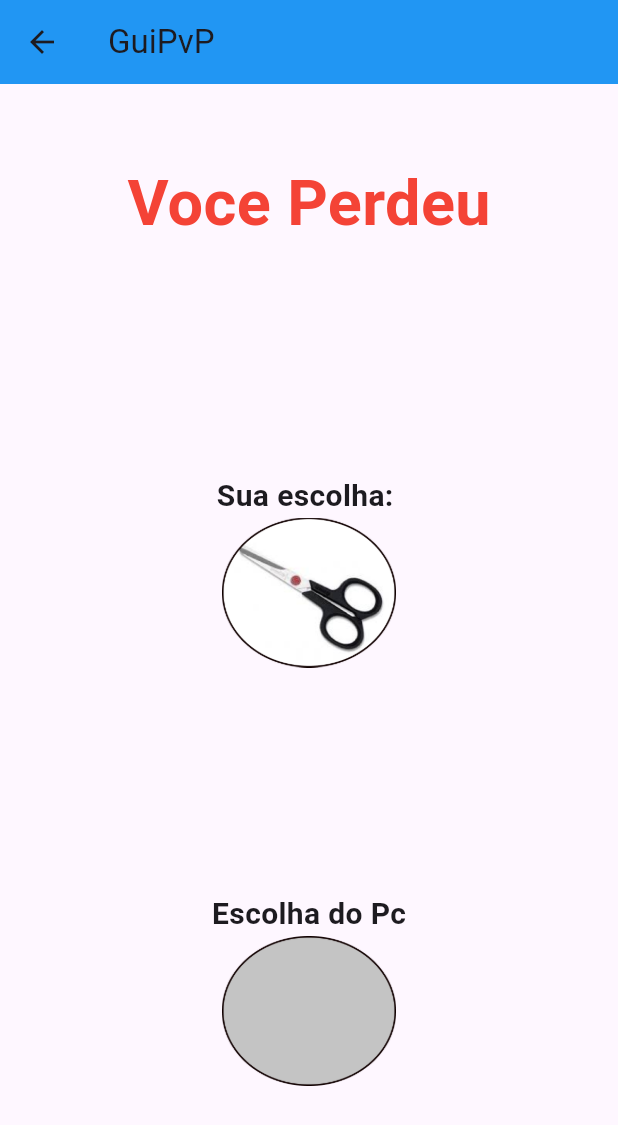
After one commit to GuilhermeA007/primeiro, a Flutter app: the DerrotaPage screen opened directly, on a phone screen of 412 x 824 dp. The commit adds this screen. Shown: the top 1125 px of the screen. Run offline on Flutter 3.47's test engine with Material 2 defaults, Android fonts, the phone set to English and light mode, and no system bars.

Commit message:
meu projeto

```diff
--- /dev/null
+++ b/lib/common/app_images.dart
@@ -0,0 +1,7 @@
+class AppImages{
+  static String logo = "assets/images/logo.png";
+  static String papel = "assets/images/papel.png";
+  static String pedra = "assets/images/pedra.png";
+  static String tesoura = "assets/images/tesoura.png";
+  static String BolaCinz = "assets/images/bolacinz.png";
+    }
--- /dev/null
+++ b/lib/pages/derrota_page.dart
@@ -0,0 +1,57 @@
+import 'package:flutter/material.dart';
+import 'package:primeiro/common/app_images.dart';
+
+class DerrotaPage extends StatefulWidget {
+  const DerrotaPage({super.key});
+
+  @override
+  State<DerrotaPage> createState() => _DerrotaPageState();
+}
+
+class _DerrotaPageState extends State<DerrotaPage> {
+  @override
+  Widget build(BuildContext context) {
+    return Scaffold(
+      appBar:AppBar(
+        title: Text("GuiPvP"),
+        backgroundColor: Colors.blue,
+      ),
+      body: Container(
+        alignment: Alignment.center,
+        child: Column(
+
+          crossAxisAlignment: CrossAxisAlignment.center,
+          children: [
+             Padding(
+              padding: const EdgeInsets.only(bottom: 150,top: 50),
+              child: Text("Voce Perdeu",
+               style:TextStyle(
+                fontSize: 42,
+                fontWeight:FontWeight.bold,
+                color: Colors.red
+                )
+              ),
+
+            ),
+            Text("Sua escolha: ",style:TextStyle(
+                fontSize: 20,
+                fontWeight:FontWeight.bold,
+                )),
+            Padding(
+              padding: const EdgeInsets.only(bottom: 150),
+              child: Image.asset(AppImages.tesoura, height: 100),
+            ),
+            Text("Escolha do Pc",  style:TextStyle(
+                fontSize: 20,
+                fontWeight:FontWeight.bold,
+                )),
+
+            Image.asset(AppImages.BolaCinz, height: 100 ),
+
+
+          ],
+        ),
+      ),
+    );
+  }
+}
--- a/pubspec.yaml
+++ b/pubspec.yaml
@@ -59,9 +59,8 @@ flutter:
   uses-material-design: true
 
   # To add assets to your application, add an assets section, like this:
-  # assets:
-  #   - images/a_dot_burr.jpeg
-  #   - images/a_dot_ham.jpeg
+  assets:
+    - assets/images/
 
   # An image asset can refer to one or more resolution-specific "variants", see
   # https://flutter.dev/assets-and-images/#resolution-aware
```
Also changed, not shown: lib/home_page.dart (+10 -0 lines), lib/main.dart (+6 -3 lines), lib/pages/escolha_page.dart (added, +48 -0 lines), lib/pages/inicio_page.dart (added, +67 -0 lines), lib/pages/vitoria_page.dart (added, +55 -0 lines), assets/images/bolacinz.png (added), assets/images/logo.png (added), assets/images/papel.png (added), assets/images/pedra.png (added), assets/images/tesoura.png (added), 7 other files.
